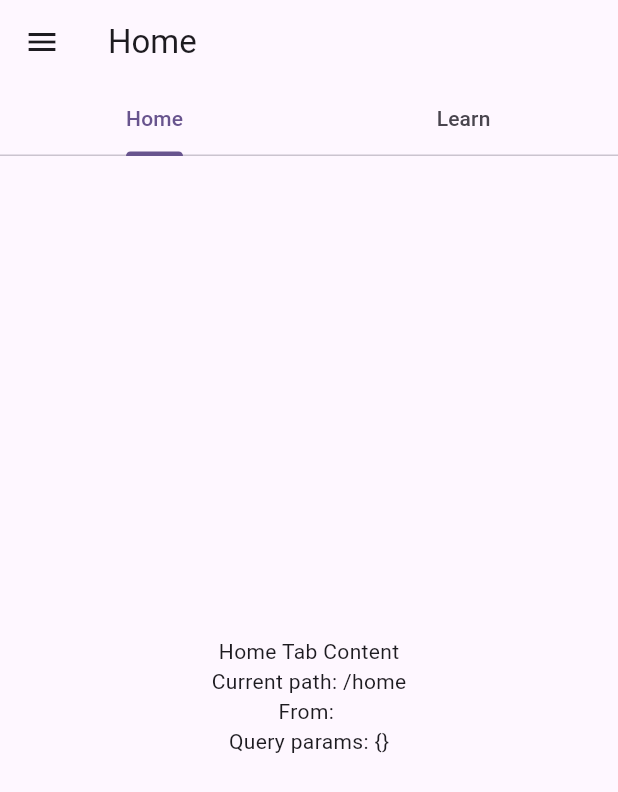
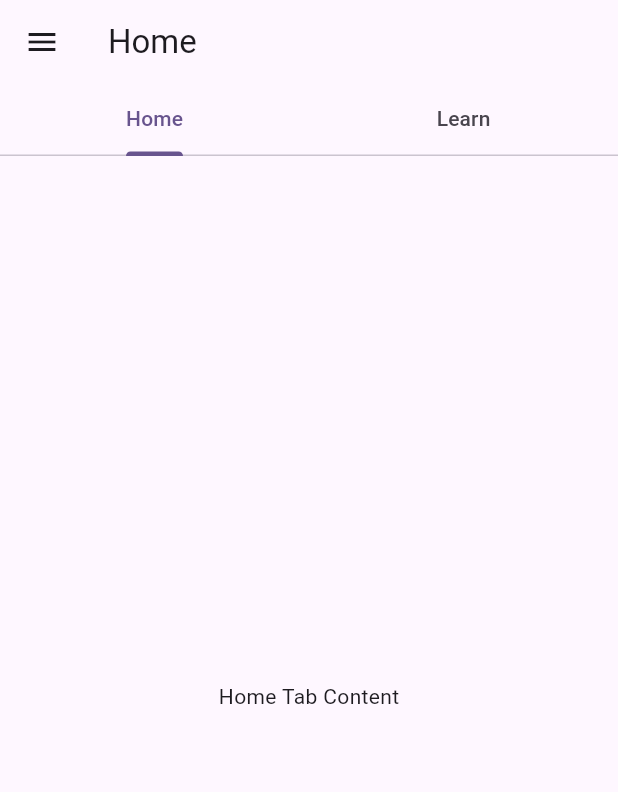
Before and after one commit to chaucao-elsa/poc-navigator, a Flutter app: the screen it shows after launch, on a phone screen of 412 x 824 dp. Shown: the top 792 px of the screen. Run offline on Flutter 3.47's test engine with Material 3 defaults, Android fonts, the phone set to English and light mode, and no system bars; our stand-ins replace go_router.

Commit message:
update nested route for home and learn

```diff
--- a/lib/navigation/app_router.dart
+++ b/lib/navigation/app_router.dart
@@ -1,3 +1,4 @@
+import 'package:flutter/material.dart';
 import 'package:go_router/go_router.dart';
 import 'package:poc_navigator/navigation/models/screen_params.dart';
 
@@ -11,12 +12,43 @@ class AppRouter {
   static final _router = GoRouter(
     initialLocation: '/home',
     routes: [
-      GoRoute(
-        path: '/home',
-        builder: (context, state) => HomeScreen(
-          screenParams: ScreenParams.fromGoRouterState(state),
-        ),
-      ),
+      StatefulShellRoute.indexedStack(
+          builder: (BuildContext context, GoRouterState state,
+                  StatefulNavigationShell navigationShell) =>
+              HomeScreen(
+                screenParams: ScreenParams.fromGoRouterState(state),
+                navigationShell: navigationShell,
+              ),
+          branches: [
+            StatefulShellBranch(
+              routes: [
+                GoRoute(
+                  path: '/home',
+                  builder: (context, state) => const Center(
+                    child: Column(
+                      mainAxisAlignment: MainAxisAlignment.center,
+                      children: [
+                        Text('Home Tab Content'),
+                      ],
+                    ),
+                  ),
+                ),
+              ],
+            ),
+            StatefulShellBranch(
+              routes: [
+                GoRoute(
+                  path: '/home/learn',
+                  builder: (context, state) => LearnScreenBody(
+                    path: state.uri.path,
+                    from: state.uri.queryParameters['from'] ?? '',
+                    queryData: state.uri.queryParameters,
+                    completeLearningCallBack: () => context.go('/home'),
+                  ),
+                ),
+              ],
+            ),
+          ]),
       GoRoute(
         path: '/learn',
         builder: (context, state) => LearnScreen(
--- a/lib/screens/home_screen.dart
+++ b/lib/screens/home_screen.dart
@@ -1,11 +1,17 @@
 import 'package:flutter/material.dart';
+import 'package:go_router/go_router.dart';
 import 'package:poc_navigator/navigation/elsa_navigator.dart';
-import 'package:poc_navigator/screens/learn_screen.dart';
 
 import '../navigation/base_screen.dart';
 
 class HomeScreen extends BaseStatefulScreen {
-  const HomeScreen({super.key, required super.screenParams});
+  final StatefulNavigationShell navigationShell;
+
+  const HomeScreen({
+    super.key,
+    required super.screenParams,
+    required this.navigationShell,
+  });
 
   @override
   String get screenName => 'Home';
@@ -21,7 +27,11 @@ class _HomeScreenState extends State<HomeScreen>
   @override
   void initState() {
     super.initState();
-    _tabController = TabController(length: 2, vsync: this);
+    _tabController = TabController(
+      length: 2,
+      vsync: this,
+      initialIndex: widget.navigationShell.currentIndex,
+    );
   }
 
   @override
@@ -37,6 +47,9 @@ class _HomeScreenState extends State<HomeScreen>
         title: const Text('Home'),
         bottom: TabBar(
           controller: _tabController,
+          onTap: (index) {
+            widget.navigationShell.goBranch(index);
+          },
           tabs: const [
             Tab(text: 'Home'),
             Tab(text: 'Learn'),
@@ -47,14 +60,17 @@ class _HomeScreenState extends State<HomeScreen>
         children: [
           ListTile(
             title: const Text('Home'),
-            onTap: () {},
+            onTap: () {
+              Navigator.of(context).pop();
+              context.go('/home');
+            },
           ),
           ListTile(
             title: const Text('Learn'),
             onTap: () async {
               Navigator.of(context).pop();
               final returnValue = await ElsaNavigator.goPath(context, '/learn');
-              showSnackBar('Returned from Discover: $returnValue');
+              showSnackBar('Returned from Learn: $returnValue');
             },
           ),
           ListTile(
@@ -73,7 +89,6 @@ class _HomeScreenState extends State<HomeScreen>
               final returnValue =
                   await ElsaNavigator.goPath(context, '/leaderboard');
               final counter = returnValue?.data['counter'];
-
               showSnackBar('Counter: $counter');
             },
           ),
@@ -83,35 +98,12 @@ class _HomeScreenState extends State<HomeScreen>
               Navigator.of(context).pop();
               final returnValue =
                   await ElsaNavigator.goPath(context, '/profile');
-              showSnackBar('Returned from Discover: $returnValue');
+              showSnackBar('Returned from Profile: $returnValue');
             },
           ),
         ],
       ),
-      body: TabBarView(
-        controller: _tabController,
-        children: [
-          // Home tab content
-          Center(
-            child: Column(
-              mainAxisAlignment: MainAxisAlignment.center,
-              children: [
-                const Text('Home Tab Content'),
-                Text('Current path: ${widget.screenParams.path}'),
-                Text('From: ${widget.screenParams.from}'),
-                Text('Query params: ${widget.screenParams.queryData}'),
-              ],
-            ),
-          ),
-          // Learn tab content
-          LearnScreenBody(
-            path: '/learn',
-            from: 'Home',
-            queryData: const {'query': 'learn'},
-            completeLearningCallBack: () => _tabController.animateTo(0),
-          ),
-        ],
-      ),
+      body: widget.navigationShell,
     );
   }
 
```
